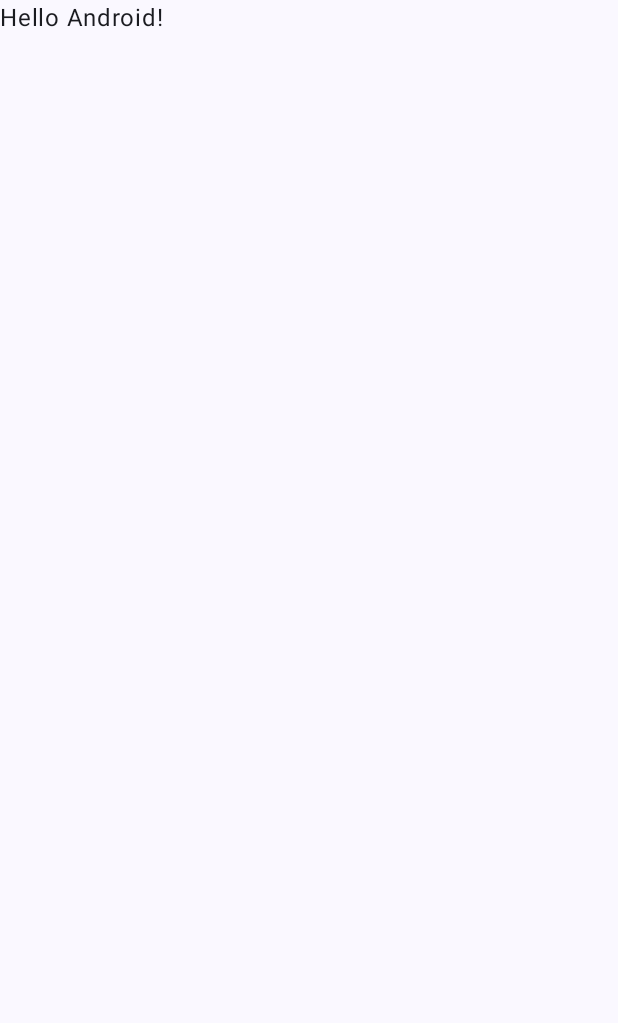
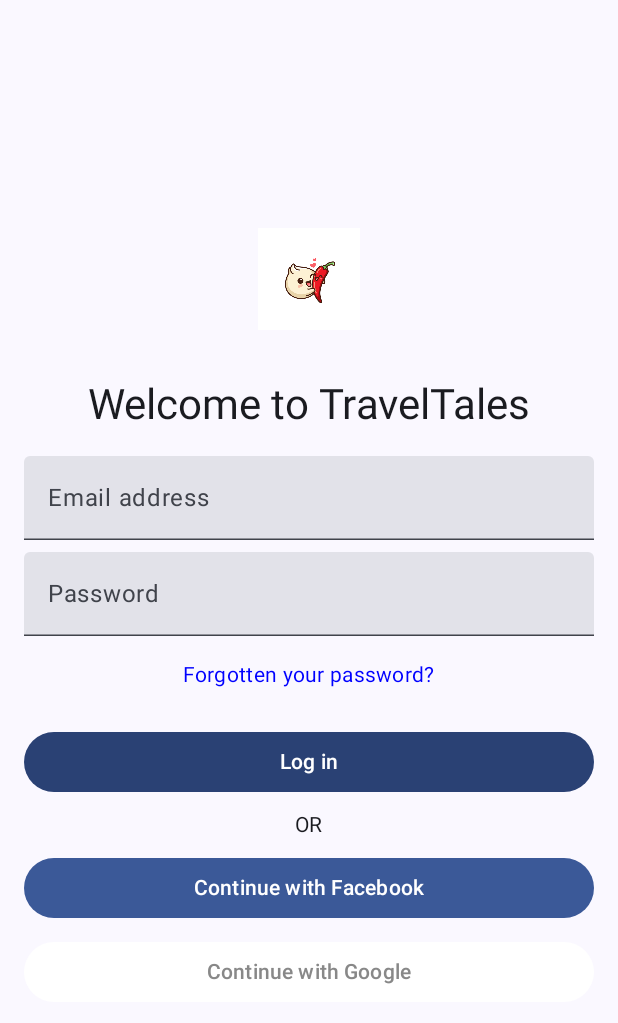
Before and after one commit to chachamottaki/travel-tales, an Android app built with Jetpack Compose: the screen it shows after launch (MainActivity), on a phone screen of 412 x 824 dp. Before the commit the part shown is almost empty. Shown: the top 1023 px of the screen. Run offline under Robolectric (Android 15) with nearby library versions, the phone set to English and light mode, and no system bars.

Commit message:
added login page ui

```diff
--- /dev/null
+++ b/app/src/main/java/com/example/traveltales/LoginPage.kt
@@ -0,0 +1,109 @@
+package com.example.traveltales
+
+import androidx.compose.foundation.Image
+import androidx.compose.foundation.layout.*
+import androidx.compose.material3.*
+import androidx.compose.runtime.*
+import androidx.compose.ui.Alignment
+import androidx.compose.ui.Modifier
+import androidx.compose.ui.graphics.Color
+import androidx.compose.ui.res.painterResource
+import androidx.compose.ui.text.input.PasswordVisualTransformation
+import androidx.compose.ui.text.input.TextFieldValue
+import androidx.compose.ui.tooling.preview.Preview
+import androidx.compose.ui.unit.dp
+
+@OptIn(ExperimentalMaterial3Api::class)
+@Composable
+fun LoginPage(onLoginClick: (String, String) -> Unit) {
+    var email by remember { mutableStateOf(TextFieldValue()) }
+    var password by remember { mutableStateOf(TextFieldValue()) }
+
+    Column(
+        horizontalAlignment = Alignment.CenterHorizontally,
+        verticalArrangement = Arrangement.Center,
+        modifier = Modifier
+            .fillMaxSize()
+            .padding(16.dp)
+    ) {
+        Image(
+            painter = painterResource(id = R.drawable.logo),
+            contentDescription = "App Logo",
+            modifier = Modifier
+                .size(100.dp)
+                .padding(bottom = 32.dp)
+        )
+
+        Text(
+            text = "Welcome to TravelTales",
+            style = MaterialTheme.typography.headlineMedium,
+            modifier = Modifier.padding(bottom = 16.dp)
+        )
+
+        TextField(
+            value = email,
+            onValueChange = { email = it },
+            label = { Text("Email address") },
+            modifier = Modifier
+                .fillMaxWidth()
+                .padding(bottom = 8.dp)
+        )
+
+        TextField(
+            value = password,
+            onValueChange = { password = it },
+            label = { Text("Password") },
+            visualTransformation = PasswordVisualTransformation(),
+            modifier = Modifier
+                .fillMaxWidth()
+                .padding(bottom = 16.dp)
+        )
+
+        Text(
+            text = "Forgotten your password?",
+            style = MaterialTheme.typography.bodyMedium,
+            color = Color.Blue,
+            modifier = Modifier.padding(bottom = 24.dp)
+        )
+
+        Button(
+            onClick = { onLoginClick(email.text, password.text) },
+            modifier = Modifier
+                .fillMaxWidth()
+                .padding(bottom = 8.dp)
+        ) {
+            Text("Log in")
+        }
+
+        Text(
+            text = "OR",
+            style = MaterialTheme.typography.bodyMedium,
+            modifier = Modifier.padding(bottom = 8.dp)
+        )
+
+        Button(
+            onClick = { /* TODO: Implement Facebook login */ },
+            modifier = Modifier
+                .fillMaxWidth()
+                .padding(bottom = 8.dp),
+            colors = ButtonDefaults.buttonColors(containerColor = Color(0xFF3b5998))
+        ) {
+            Text("Continue with Facebook", color = Color.White)
+        }
+
+        Button(
+            onClick = { /* TODO: Implement Google login */ },
+            modifier = Modifier
+                .fillMaxWidth(),
+            colors = ButtonDefaults.buttonColors(containerColor = Color.White)
+        ) {
+            Text("Continue with Google", color = Color.Gray)
+        }
+    }
+}
+
+@Preview(showBackground = true)
+@Composable
+fun LoginPagePreview() {
+    LoginPage { _, _ -> }
+}
--- a/app/src/main/java/com/example/traveltales/MainActivity.kt
+++ b/app/src/main/java/com/example/traveltales/MainActivity.kt
@@ -6,10 +6,7 @@ import androidx.activity.compose.setContent
 import androidx.compose.foundation.layout.fillMaxSize
 import androidx.compose.material3.MaterialTheme
 import androidx.compose.material3.Surface
-import androidx.compose.material3.Text
-import androidx.compose.runtime.Composable
 import androidx.compose.ui.Modifier
-import androidx.compose.ui.tooling.preview.Preview
 import com.example.traveltales.ui.theme.TraveltalesTheme
 
 class MainActivity : ComponentActivity() {
@@ -17,30 +14,15 @@ class MainActivity : ComponentActivity() {
         super.onCreate(savedInstanceState)
         setContent {
             TraveltalesTheme {
-                // A surface container using the 'background' color from the theme
                 Surface(
                     modifier = Modifier.fillMaxSize(),
                     color = MaterialTheme.colorScheme.background
                 ) {
-                    Greeting("Android")
+                    LoginPage { username, password ->
+                        // Handle login click
+                    }
                 }
             }
         }
     }
 }
-
-@Composable
-fun Greeting(name: String, modifier: Modifier = Modifier) {
-    Text(
-        text = "Hello $name!",
-        modifier = modifier
-    )
-}
-
-@Preview(showBackground = true)
-@Composable
-fun GreetingPreview() {
-    TraveltalesTheme {
-        Greeting("Android")
-    }
-}
```
Also changed, not shown: app/src/main/res/drawable/logo.png (added).
